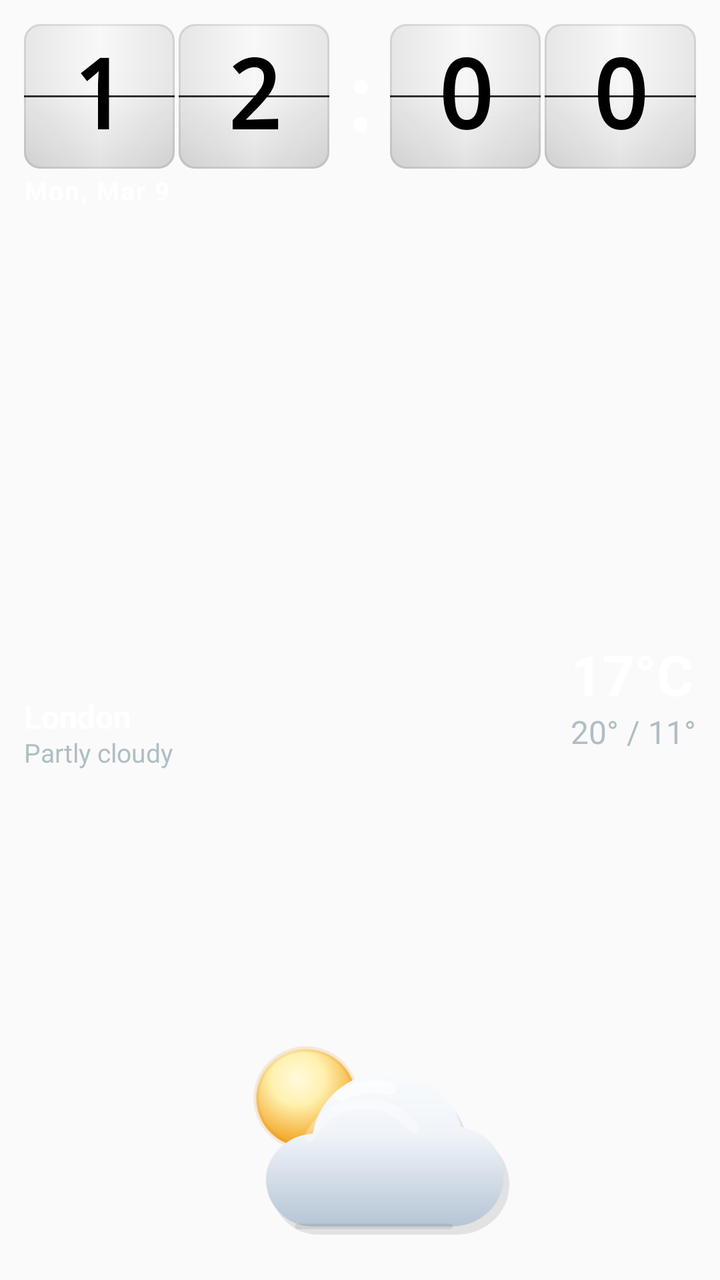
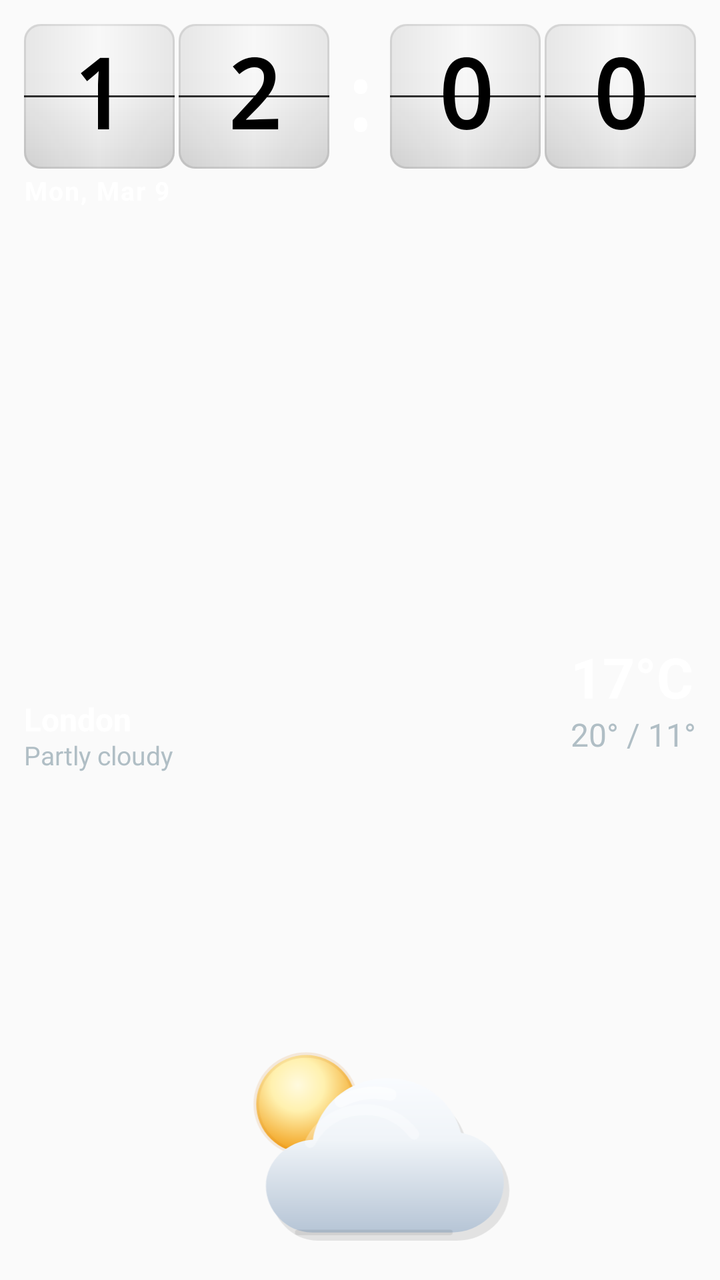

Two renders of the same Android screen: before a commit and after it. Below are the layout's source before the change and the commit's diff.
<!-- AndroidManifest.xml: application theme Theme.ClockWeatherWidget -->
<!-- res/layout/widget_compact_preview.xml -->
<?xml version="1.0" encoding="utf-8"?>
<LinearLayout xmlns:android="http://schemas.android.com/apk/res/android"
    xmlns:tools="http://schemas.android.com/tools"
    android:layout_width="match_parent"
    android:layout_height="match_parent"
    android:background="@android:color/transparent"
    android:clipChildren="false"
    android:clipToPadding="false"
    android:orientation="vertical"
    android:padding="12dp"
    tools:ignore="HardcodedText">

    <include
        layout="@layout/widget_clock_block_preview"
        android:layout_width="match_parent"
        android:layout_height="wrap_content" />

    <TextView
        android:layout_width="wrap_content"
        android:layout_height="wrap_content"
        android:layout_gravity="start"
        android:layout_marginTop="2dp"
        android:layout_marginStart="0dp"
        android:text="Mon, Mar 9"
        android:textColor="@color/widget_text_primary"
        android:textSize="13sp"
        android:textStyle="bold"
        android:letterSpacing="0.05" />

    <include
        layout="@layout/widget_weather_card_preview"
        android:layout_width="match_parent"
        android:layout_height="0dp"
        android:layout_weight="1"
        android:layout_marginTop="2dp" />

</LinearLayout>
<!-- res/layout/widget_clock_block_preview.xml (included above) -->
﻿<?xml version="1.0" encoding="utf-8"?>

<LinearLayout xmlns:android="http://schemas.android.com/apk/res/android"
    xmlns:tools="http://schemas.android.com/tools"
    android:layout_width="match_parent"
    android:layout_height="wrap_content"
    android:gravity="center_vertical"
    android:orientation="horizontal"
    tools:ignore="HardcodedText">

    <FrameLayout
        android:layout_width="0dp"
        android:layout_height="wrap_content"
        android:layout_weight="2">

        <LinearLayout
            android:layout_width="match_parent"
            android:layout_height="wrap_content"
            android:orientation="horizontal">

            <FrameLayout
                android:layout_width="0dp"
                android:layout_height="wrap_content"
                android:layout_weight="1">

                <TextView
                    android:layout_width="match_parent"
                    android:layout_height="wrap_content"
                    android:background="@drawable/flip_digit_bg_light"
                    android:fontFamily="monospace"
        android:fontFeatureSettings="tnum"
                    android:gravity="center"
                    android:includeFontPadding="false"
                    android:padding="8dp"
                    android:text="1"
                    android:textColor="@color/flip_digit_text_light"
                    android:textSize="48sp"
                    android:textStyle="bold" />

                <FrameLayout
                    android:layout_width="match_parent"
                    android:layout_height="1dp"
                    android:layout_gravity="center_vertical"
                    android:background="@drawable/flip_hinge_line" />
            </FrameLayout>

            <FrameLayout
                android:layout_width="0dp"
                android:layout_height="wrap_content"
                android:layout_marginStart="@dimen/flip_digit_gap"
                android:layout_weight="1">

                <TextView
                    android:layout_width="match_parent"
                    android:layout_height="wrap_content"
                    android:background="@drawable/flip_digit_bg_light"
                    android:fontFamily="monospace"
        android:fontFeatureSettings="tnum"
                    android:gravity="center"
                    android:includeFontPadding="false"
                    android:padding="8dp"
                    android:text="2"
                    android:textColor="@color/flip_digit_text_light"
                    android:textSize="48sp"
                    android:textStyle="bold" />

                <FrameLayout
                    android:layout_width="match_parent"
                    android:layout_height="1dp"
                    android:layout_gravity="center_vertical"
                    android:background="@drawable/flip_hinge_line" />
            </FrameLayout>
        </LinearLayout>
    </FrameLayout>

    <TextView
        android:layout_width="wrap_content"
        android:layout_height="wrap_content"
        android:layout_marginStart="@dimen/flip_digit_gap"
        android:layout_marginEnd="@dimen/flip_digit_gap"
        android:fontFamily="monospace"
        android:fontFeatureSettings="tnum"
        android:gravity="center"
        android:text=":"
        android:textColor="@android:color/white"
        android:textSize="44sp"
        android:textStyle="bold" />

    <FrameLayout
        android:layout_width="0dp"
        android:layout_height="wrap_content"
        android:layout_weight="2">

        <LinearLayout
            android:layout_width="match_parent"
            android:layout_height="wrap_content"
            android:orientation="horizontal">

            <FrameLayout
                android:layout_width="0dp"
                android:layout_height="wrap_content"
                android:layout_weight="1">

                <TextView
                    android:layout_width="match_parent"
                    android:layout_height="wrap_content"
                    android:background="@drawable/flip_digit_bg_light"
                    android:fontFamily="monospace"
        android:fontFeatureSettings="tnum"
                    android:gravity="center"
                    android:includeFontPadding="false"
                    android:padding="8dp"
                    android:text="0"
                    android:textColor="@color/flip_digit_text_light"
                    android:textSize="48sp"
                    android:textStyle="bold" />

                <FrameLayout
                    android:layout_width="match_parent"
                    android:layout_height="1dp"
                    android:layout_gravity="center_vertical"
                    android:background="@drawable/flip_hinge_line" />
            </FrameLayout>

            <FrameLayout
                android:layout_width="0dp"
                android:layout_height="wrap_content"
                android:layout_marginStart="@dimen/flip_digit_gap"
                android:layout_weight="1">

                <TextView
                    android:layout_width="match_parent"
                    android:layout_height="wrap_content"
                    android:background="@drawable/flip_digit_bg_light"
                    android:fontFamily="monospace"
        android:fontFeatureSettings="tnum"
                    android:gravity="center"
                    android:includeFontPadding="false"
                    android:padding="8dp"
                    android:text="0"
                    android:textColor="@color/flip_digit_text_light"
                    android:textSize="48sp"
                    android:textStyle="bold" />

                <FrameLayout
                    android:layout_width="match_parent"
                    android:layout_height="1dp"
                    android:layout_gravity="center_vertical"
                    android:background="@drawable/flip_hinge_line" />
            </FrameLayout>
        </LinearLayout>
    </FrameLayout>

</LinearLayout>
<!-- res/layout/widget_weather_card_preview.xml (included above) -->
<?xml version="1.0" encoding="utf-8"?>
<FrameLayout xmlns:android="http://schemas.android.com/apk/res/android"
    xmlns:tools="http://schemas.android.com/tools"
    android:layout_width="match_parent"
    android:layout_height="wrap_content"
    android:minHeight="72dp"
    android:background="@android:color/transparent"
    android:clipChildren="false"
    android:clipToPadding="false"
    tools:ignore="HardcodedText">

    <ImageView
        android:layout_width="196dp"
        android:layout_height="126dp"
        android:layout_gravity="bottom|center_horizontal"
        android:paddingBottom="10dp"
        android:contentDescription="@null"
        android:scaleType="fitCenter"
        android:src="@drawable/ic_widget_weather_partly_cloudy_day" />

    
    <LinearLayout
        android:layout_width="wrap_content"
        android:layout_height="wrap_content"
        android:layout_gravity="start|center_vertical"
        android:orientation="vertical">

        <TextView
            android:layout_width="wrap_content"
            android:layout_height="wrap_content"
            android:ellipsize="end"
            android:includeFontPadding="false"
            android:maxWidth="132dp"
            android:maxLines="1"
            android:text="London"
            android:textColor="@color/widget_text_primary"
            android:textSize="16sp"
            android:textStyle="bold" />

        <TextView
            android:layout_width="wrap_content"
            android:layout_height="wrap_content"
            android:ellipsize="end"
            android:includeFontPadding="false"
            android:layout_marginTop="1dp"
            android:maxLines="1"
            android:text="Partly cloudy"
            android:textColor="@color/widget_text_secondary"
            android:textSize="13sp" />
    </LinearLayout>

    
    <LinearLayout
        android:layout_width="wrap_content"
        android:layout_height="wrap_content"
        android:layout_gravity="end|center_vertical"
        android:layout_marginBottom="18dp"
        android:orientation="vertical">

        <TextView
            android:layout_width="wrap_content"
            android:layout_height="wrap_content"
            android:gravity="end"
            android:includeFontPadding="false"
            android:text="17°C"
            android:textColor="@color/widget_text_primary"
            android:textSize="28sp"
            android:textStyle="bold" />

        <TextView
            android:layout_width="wrap_content"
            android:layout_height="wrap_content"
            android:layout_marginTop="2dp"
            android:gravity="end"
            android:includeFontPadding="false"
            android:text="20° / 11°"
            android:textColor="@color/widget_text_secondary"
            android:textSize="16sp" />
    </LinearLayout>
</FrameLayout>
<!-- resources referenced by this layout -->
<resources>
  <color name="flip_digit_text_light">#000000</color>
  <color name="widget_text_primary">#FFFFFF</color>
  <color name="widget_text_secondary">#B0BEC5</color>
  <dimen name="flip_digit_gap">2dp</dimen>
  <!-- drawable flip_digit_bg_light (drawable) -->
  <?xml version="1.0" encoding="utf-8"?>
  <layer-list xmlns:android="http://schemas.android.com/apk/res/android">
  	<item>
  		<shape android:shape="rectangle">
  			<solid android:color="@color/flip_tile_light_base" />
  			<corners android:radius="8dp" />
  		</shape>
  	</item>
  
  	<item>
  		<shape android:shape="rectangle">
  			<gradient
  				android:angle="270"
  				android:startColor="@color/flip_tile_light_highlight_start"
  				android:centerColor="@color/flip_tile_light_highlight_center"
  				android:centerY="0.46"
  				android:endColor="@color/flip_tile_light_highlight_end" />
  			<corners android:radius="8dp" />
  		</shape>
  	</item>
  
  	<item>
  		<shape android:shape="rectangle">
  			<gradient
  				android:angle="0"
  				android:startColor="@color/flip_tile_light_side_shade"
  				android:centerColor="@android:color/transparent"
  				android:centerX="0.50"
  				android:endColor="@color/flip_tile_light_side_shade" />
  			<corners android:radius="8dp" />
  		</shape>
  	</item>
  
  	<item>
  		<shape android:shape="rectangle">
  			<stroke
  				android:width="1dp"
  				android:color="@color/flip_tile_light_border" />
  			<corners android:radius="8dp" />
  		</shape>
  	</item>
  </layer-list>
  <!-- drawable flip_hinge_line (drawable) -->
  <?xml version="1.0" encoding="utf-8"?>
  <layer-list xmlns:android="http://schemas.android.com/apk/res/android">
      
      <item>
          <shape android:shape="rectangle">
              <solid android:color="@color/flip_hinge_shadow" />
          </shape>
      </item>
      
      <item android:top="1dp">
          <shape android:shape="rectangle">
              <solid android:color="@color/flip_hinge_highlight" />
          </shape>
      </item>
  </layer-list>
  <!-- drawable ic_widget_weather_partly_cloudy_day: vector/xml drawable (drawable, 2734 chars, omitted) -->
  <style name="Theme.ClockWeatherWidget" parent="Theme.AppCompat.Light.NoActionBar">
          <item name="colorPrimary">@color/primary</item>
          <item name="android:statusBarColor">@color/primary</item>
      </style>
  <color name="flip_tile_light_base">#F7F7F7</color>
  <color name="flip_tile_light_highlight_start">#30FFFFFF</color>
  <color name="flip_tile_light_highlight_center">#14FFFFFF</color>
  <color name="flip_tile_light_highlight_end">#16000000</color>
  <color name="flip_tile_light_side_shade">#12000000</color>
  <color name="flip_tile_light_border">#16000000</color>
  <color name="flip_hinge_shadow">#CC000000</color>
  <color name="flip_hinge_highlight">#28FFFFFF</color>
  <color name="primary">#1565C0</color>
</resources>

<!-- the commit's change to res/layout/widget_compact_preview.xml (unified diff, before → after) -->
@@ -7,7 +7,10 @@
     android:clipChildren="false"
     android:clipToPadding="false"
     android:orientation="vertical"
-    android:padding="12dp"
+    android:paddingStart="12dp"
+    android:paddingEnd="12dp"
+    android:paddingTop="12dp"
+    android:paddingBottom="9dp"
     tools:ignore="HardcodedText">
 
     <include
